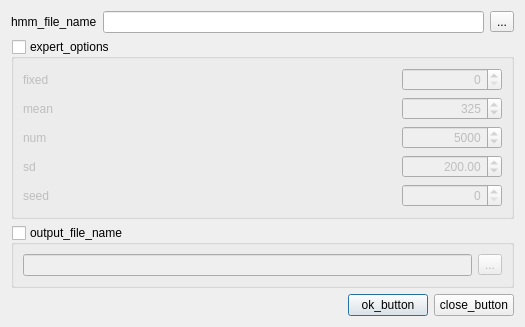
Old version of the form src/plugins_3rdparty/hmm2/src/u_calibrate/ui/HMMCalibrateDialog.ui in the repository violethaze74/ugene.
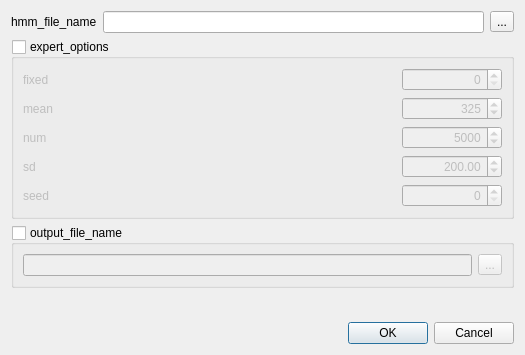
New version of the form.

Commit message: Help system for all dialogs, UI improvements for all dialogs.

What changed in the file:
```diff
--- a/src/plugins_3rdparty/hmm2/src/u_calibrate/ui/HMMCalibrateDialog.ui
+++ b/src/plugins_3rdparty/hmm2/src/u_calibrate/ui/HMMCalibrateDialog.ui
@@ -401,22 +401,15 @@
        </property>
       </spacer>
      </item>
-     <item>
-      <widget class="QPushButton" name="okButton" >
-       <property name="text" >
-        <string>ok_button</string>
-       </property>
-      </widget>
-     </item>
-     <item>
-      <widget class="QPushButton" name="cancelButton" >
-       <property name="text" >
-        <string>close_button</string>
-       </property>
-      </widget>
-     </item>
     </layout>
    </item>
+   <item>
+    <widget class="QDialogButtonBox" name="buttonBox">
+     <property name="standardButtons">
+      <set>QDialogButtonBox::Cancel|QDialogButtonBox::Ok</set>
+     </property>
+    </widget>
+   </item>
   </layout>
  </widget>
  <resources/>
```
Left out of the diff: 285 changed lines with no effect on the pictures. The commit also changes 309 other files.
